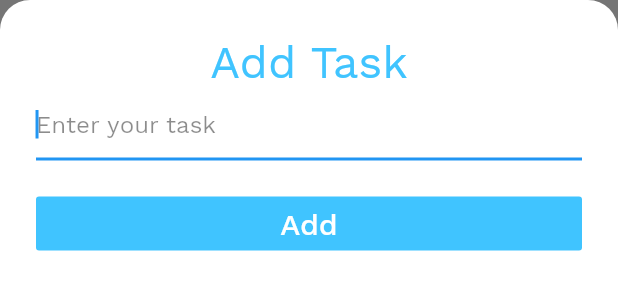
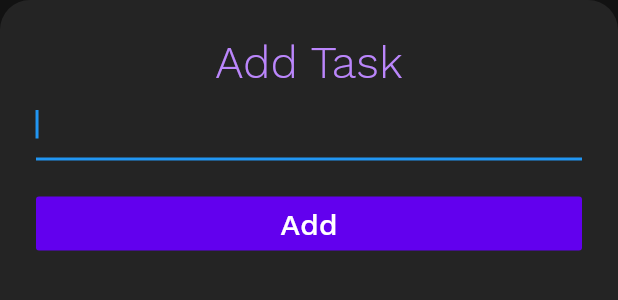
Before and after one commit to sags95/Kama, a Flutter app: the AddTaskScreen widget shown alone on an empty page, opened directly, on a phone screen of 412 x 824 dp. Shown: the top 300 px of the screen. Run offline on Flutter 3.47's test engine with Material 2 defaults, Android fonts, the phone set to English and light mode, and no system bars.

Commit message:
Added WorkSans custom font, minor UI edits

```diff
--- a/lib/main.dart
+++ b/lib/main.dart
@@ -12,6 +12,7 @@ class MyApp extends StatelessWidget {
     return ChangeNotifierProvider( //root provider
       builder: (context) => TaskData(), //Providing task data to all children which want to listen for chagnges
       child: MaterialApp(
+        debugShowCheckedModeBanner: false,
         theme: ThemeData(
           fontFamily: 'WorkSans'
         ),
--- a/lib/screens/add_task_screen.dart
+++ b/lib/screens/add_task_screen.dart
@@ -18,10 +18,10 @@ class _AddTaskScreenState extends State<AddTaskScreen> {
 
 
     return Container(
-      color: Color(0xFF757575),
+      color: Color(0xFF121212),
       child: Container(
         decoration: BoxDecoration(
-          color: Colors.white,
+          color: Color(0xff242424),
           borderRadius: BorderRadius.only(
             topLeft: Radius.circular(20),
             topRight: Radius.circular(20),
@@ -36,8 +36,10 @@ class _AddTaskScreenState extends State<AddTaskScreen> {
                 'Add Task',
                 textAlign: TextAlign.center,
                 style: TextStyle(
+                  fontFamily: 'WorkSans',
+                  fontWeight: FontWeight.w300,
                   fontSize: 30,
-                  color: Colors.lightBlueAccent,
+                  color: Color(0xffBB86FC),
                 ),
               ),
               TextField(
@@ -45,12 +47,15 @@ class _AddTaskScreenState extends State<AddTaskScreen> {
                 onChanged: (val){
                    taskTitle = val;
                 },
+                style: TextStyle(
+                  color: Colors.white
+                ),
                 decoration: InputDecoration(
-                  hintText: 'Enter your task',
+                 // hintText: 'Enter your task',
                   hintStyle: TextStyle(
-                    color: Colors.black45,
+                    color: Colors.white,
                   ),
-                  fillColor: Colors.lightBlueAccent,
+                  fillColor: Color(0xffBB86FC),
                 ),
               ),
               SizedBox(
@@ -61,10 +66,15 @@ class _AddTaskScreenState extends State<AddTaskScreen> {
                   Provider.of<TaskData>(context).addTask(taskTitle); //Add task to changeNotifier
                   Navigator.pop(context);
                 },
-                color: Colors.lightBlueAccent,
+                color: Color(0xff6200EE),
                 child: Text(
                   'Add',
-                  style: TextStyle(fontSize: 20, color: Colors.white),
+                  style: TextStyle(
+                      fontSize: 20,
+                      color: Colors.white,
+                    fontFamily: 'WorkSans',
+                    fontWeight: FontWeight.w500
+                  ),
                 ),
               )
             ],
--- a/lib/screens/tasks_screen.dart
+++ b/lib/screens/tasks_screen.dart
@@ -43,12 +43,15 @@ class TasksScreen extends StatelessWidget {
                   style: TextStyle(
                     color: Colors.white,
                     fontSize: 50,
+                    fontFamily: 'WorkSans',
                     fontWeight: FontWeight.w700
                   ),
                 ),
                 Text(
                   '${Provider.of<TaskData>(context).taskCount} Tasks', //Reading from provider to get amount of tasks
                   style: TextStyle(
+                    fontFamily: 'WorkSans',
+                    fontWeight: FontWeight.w300,
                     color: Colors.white,
                     fontSize: 18,
                   ),
```
Also changed, not shown: lib/Widgets/task_tile.dart (+8 -2 lines).
